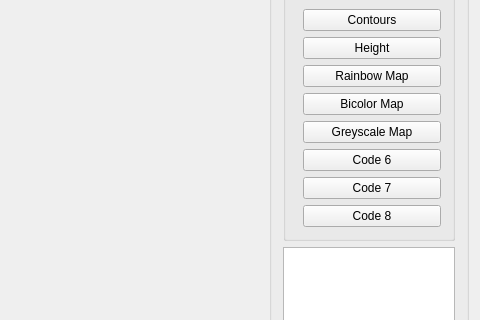
Above: SciVis/SciVis.ui from LucasKolanz/SciVis-Final before the change; both pictures show x 600 to 1080 and y 238 to 558 of the 1080 by 755 pixel window. Below: the same form after it.
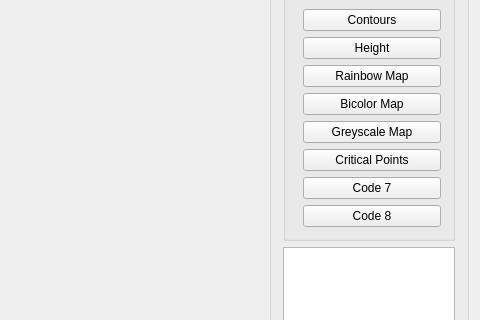
That is the form after the change. Custom widgets are drawn as their Qt base class.

Patch:
```diff
--- a/SciVis/SciVis.ui
+++ b/SciVis/SciVis.ui
@@ -118,7 +118,7 @@
             <item row="5" column="1">
              <widget class="QPushButton" name="pushButton_code6">
               <property name="text">
-               <string>Code 6</string>
+               <string>Critical Points</string>
               </property>
              </widget>
             </item>
```
